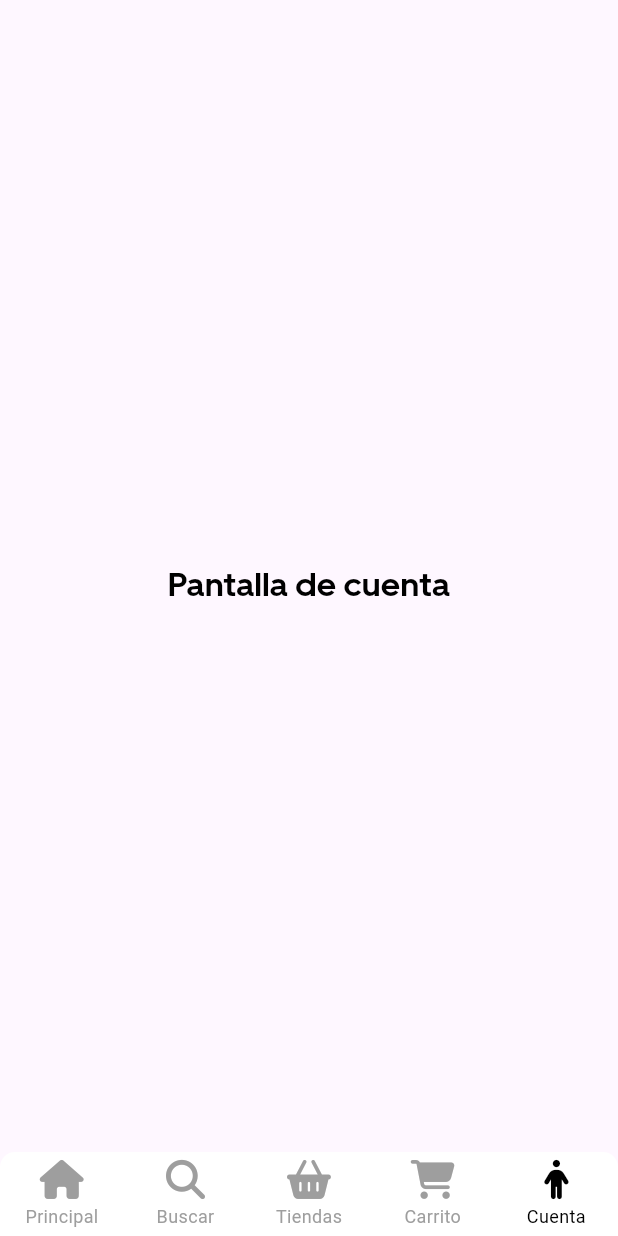
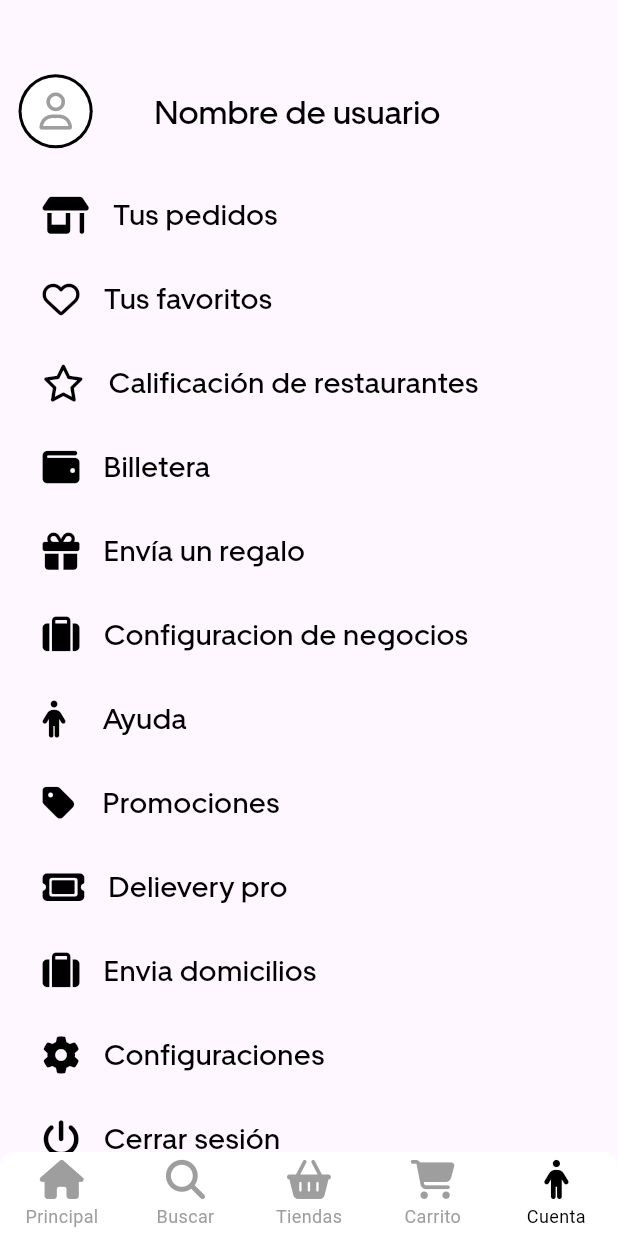
Before and after one commit to Lovealone1/DelieveryDllMovil, a Flutter app: the screen it shows after launch, item 5 of the bottom bar chosen, on a phone screen of 412 x 824 dp. Run offline on Flutter 3.47's test engine with Material 3 defaults, Android fonts, the phone set to English and light mode, and no system bars; drawn by our look-alikes of persistent_bottom_nav_bar; our stand-ins replace country_picker, font_awesome_flutter, pin_code_fields, sizer.

Commit message:
Feat: UX Pagina de cuenta de usuario

```diff
--- a/lib/view/account/account.dart
+++ b/lib/view/account/account.dart
@@ -1,5 +1,8 @@
 import 'package:flutter/material.dart';
+import 'package:font_awesome_flutter/font_awesome_flutter.dart';
+import 'package:food_delievery/utils/colors.dart';
 import 'package:food_delievery/utils/textStyles.dart';
+import 'package:sizer/sizer.dart';
 
 class AccountScreen extends StatefulWidget {
   const AccountScreen({super.key});
@@ -9,8 +12,73 @@ class AccountScreen extends StatefulWidget {
 }
 
 class _AccountScreenState extends State<AccountScreen> {
+  List account = [
+    [FontAwesomeIcons.shop, 'Tus pedidos'],
+    [FontAwesomeIcons.heart, 'Tus favoritos'],
+    [FontAwesomeIcons.star, 'Calificación de restaurantes'],
+    [FontAwesomeIcons.wallet, 'Billetera'],
+    [FontAwesomeIcons.gift, 'Envía un regalo'],
+    [FontAwesomeIcons.suitcase, 'Configuracion de negocios'],
+    [FontAwesomeIcons.person, 'Ayuda'],
+    [FontAwesomeIcons.tag, 'Promociones'],
+    [FontAwesomeIcons.ticket, 'Delievery pro'],
+    [FontAwesomeIcons.suitcase, 'Envia domicilios'],
+    [FontAwesomeIcons.gear, 'Configuraciones'],
+    [FontAwesomeIcons.powerOff, 'Cerrar sesión'],
+  ];
   @override
   Widget build(BuildContext context) {
-    return Scaffold(body: Center(child: Text('Pantalla de cuenta', style: AppTextStyles.body16Bold,)));
+    return Scaffold(
+        body: ListView(
+          physics: const BouncingScrollPhysics(),
+      padding: EdgeInsets.symmetric(horizontal: 3.w, vertical: 2.h),
+      children: [
+        SizedBox(
+          height: 4.h,
+        ),
+        Row(
+          children: [
+            CircleAvatar(
+              radius: 3.h,
+              backgroundColor: black,
+              child: CircleAvatar(
+                radius: 3.h-2,
+                backgroundColor: white,
+                child: FaIcon(
+                  FontAwesomeIcons.user,
+                  size: 3.h,
+                  color: grey,
+                ),
+              ),
+            ),
+            SizedBox(width: 10.w,),
+            Text(
+              'Nombre de usuario',
+              style: AppTextStyles.body16,
+            ),
+          ],
+        ),
+        SizedBox(
+          height: 2.h,
+        ),
+        ListView.builder(
+            itemCount: account.length,
+            shrinkWrap: true,
+            physics: NeverScrollableScrollPhysics(),
+            itemBuilder: (context, index) {
+              return ListTile(
+                leading: FaIcon(
+                  account[index][0],
+                  size: 3.h,
+                  color: black,
+                ),
+                title: Text(
+                  account[index][1],
+                  style: AppTextStyles.body14,
+                ),
+              );
+            })
+      ],
+    ));
   }
 }
```
